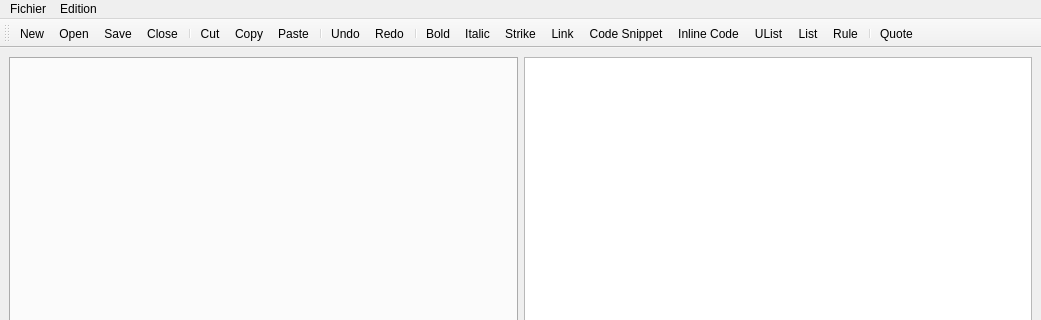
hblxo/MarkItDown, file MarkItDown/mainwindow.ui: the form before one commit; both pictures show x 0 to 1041 and y 0 to 320 of the 1041 by 640 pixel window.
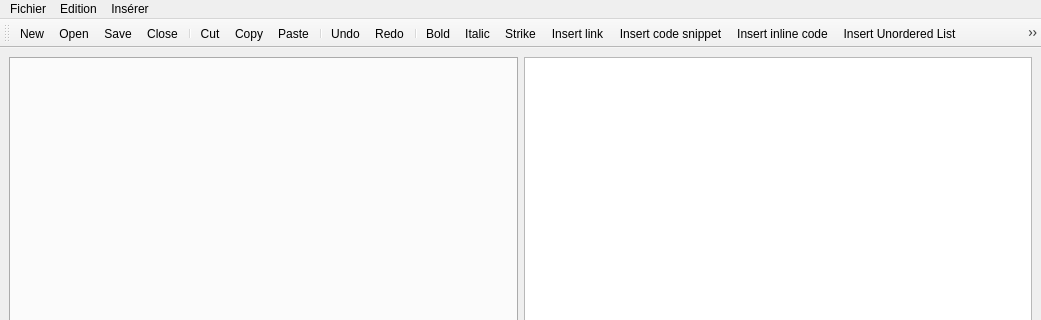
The form after the commit. Icons and pictures are not drawn.

Commit message: ui: add actions to textual menus

The edit to the form file:
```diff
--- a/MarkItDown/mainwindow.ui
+++ b/MarkItDown/mainwindow.ui
@@ -53,8 +53,21 @@
     <addaction name="actionCopy"/>
     <addaction name="actionPaste"/>
    </widget>
+   <widget class="QMenu" name="menuInsrer">
+    <property name="title">
+     <string>Insérer</string>
+    </property>
+    <addaction name="actionRule"/>
+    <addaction name="actionInlineCode"/>
+    <addaction name="actionCodeSnippet"/>
+    <addaction name="actionLink"/>
+    <addaction name="actionList"/>
+    <addaction name="actionUList"/>
+    <addaction name="actionQuote"/>
+   </widget>
    <addaction name="menuFichier"/>
    <addaction name="menuEdition"/>
+   <addaction name="menuInsrer"/>
   </widget>
   <widget class="QStatusBar" name="statusbar"/>
   <widget class="QToolBar" name="toolBar">
@@ -211,7 +224,7 @@
      <normaloff>:/icon/icons/033-link.png</normaloff>:/icon/icons/033-link.png</iconset>
    </property>
    <property name="text">
-    <string>Link</string>
+    <string>Insert link</string>
    </property>
   </action>
   <action name="actionList">
@@ -220,7 +233,7 @@
      <normaloff>:/icon/icons/038-number.png</normaloff>:/icon/icons/038-number.png</iconset>
    </property>
    <property name="text">
-    <string>List</string>
+    <string>Insert Ordered List</string>
    </property>
   </action>
   <action name="actionInlineCode">
@@ -229,7 +242,7 @@
      <normaloff>:/icon/icons/009-code.png</normaloff>:/icon/icons/009-code.png</iconset>
    </property>
    <property name="text">
-    <string>Inline Code</string>
+    <string>Insert inline code</string>
    </property>
    <property name="toolTip">
     <string>Inline Code </string>
@@ -241,7 +254,7 @@
      <normaloff>:/icon/icons/048-delete.png</normaloff>:/icon/icons/048-delete.png</iconset>
    </property>
    <property name="text">
-    <string>Rule</string>
+    <string>Insert Rule</string>
    </property>
   </action>
   <action name="actionClose">
@@ -271,7 +284,7 @@
      <normaloff>:/icon/icons/002-alphabet.png</normaloff>:/icon/icons/002-alphabet.png</iconset>
    </property>
    <property name="text">
-    <string>UList</string>
+    <string>Insert Unordered List</string>
    </property>
   </action>
   <action name="actionQuote">
@@ -280,7 +293,7 @@
      <normaloff>:/icon/icons/056-quote.png</normaloff>:/icon/icons/056-quote.png</iconset>
    </property>
    <property name="text">
-    <string>Quote</string>
+    <string>Insert Quote</string>
    </property>
   </action>
   <action name="actionCodeSnippet">
@@ -289,7 +302,7 @@
      <normaloff>:/icon/icons/programing.png</normaloff>:/icon/icons/programing.png</iconset>
    </property>
    <property name="text">
-    <string>Code Snippet</string>
+    <string>Insert code snippet</string>
    </property>
    <property name="toolTip">
     <string>Code Snippet</string>
```
Left out of the diff: 1 changed line with no effect on the pictures.
